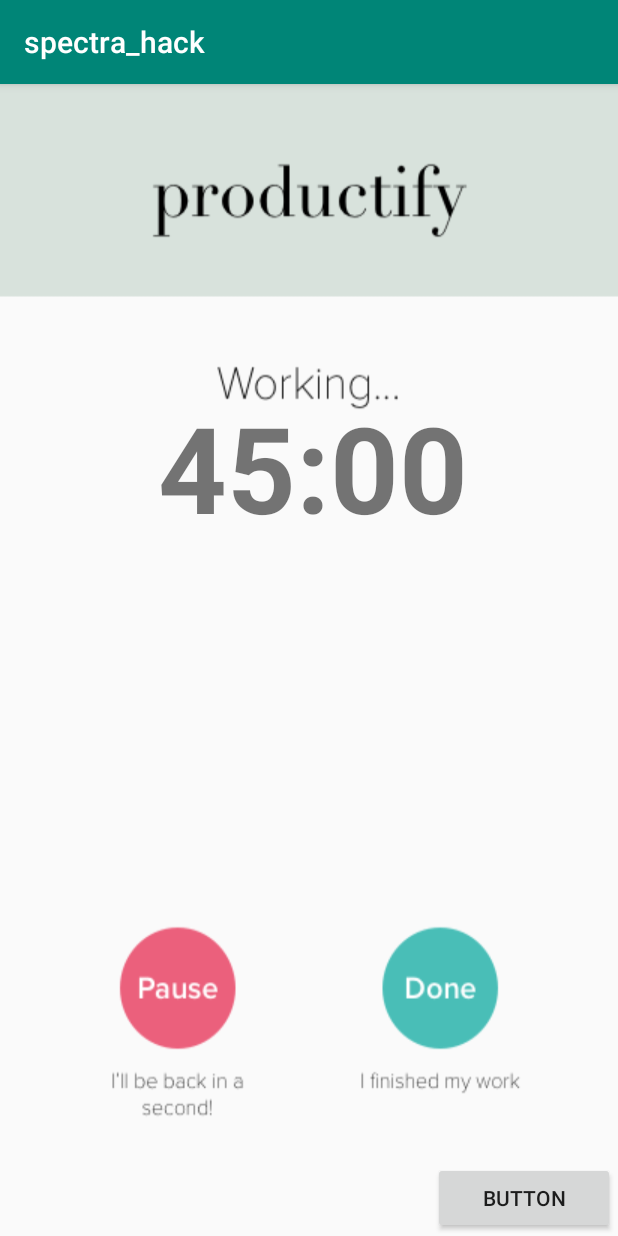
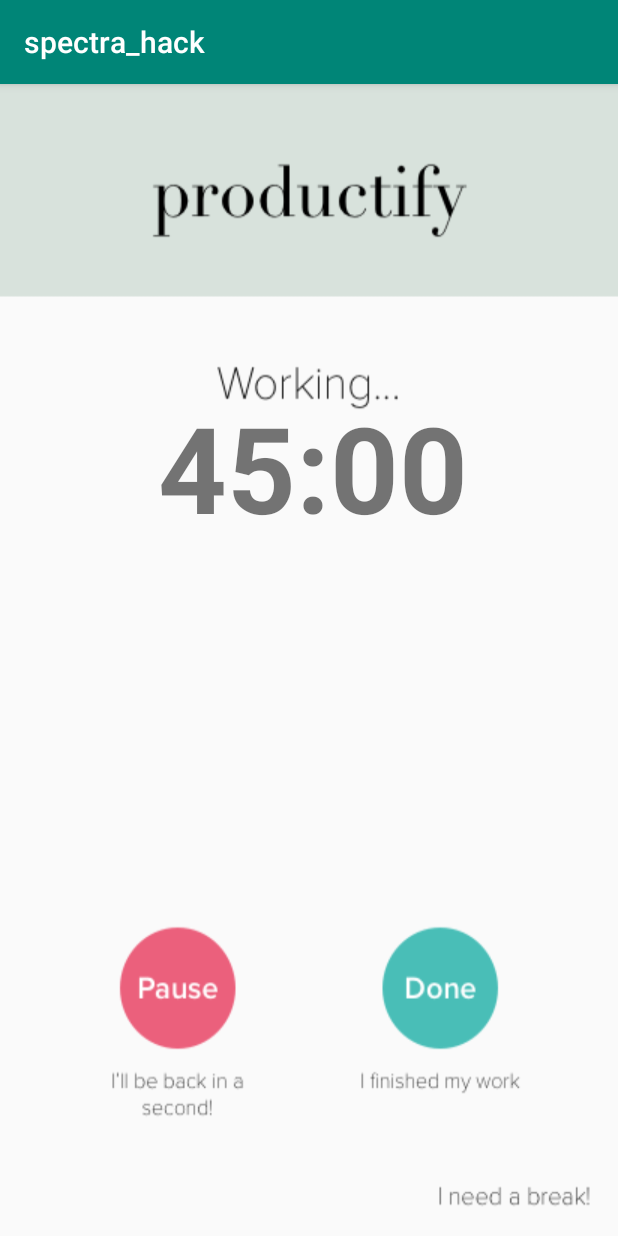
Before and after one commit to msli2/spectra_hack, an Android app: the WorkTimer screen opened directly, with no data from a screen before it, on a phone screen of 412 x 824 dp. Run offline under Robolectric (Android 15) with nearby library versions, the phone set to English and light mode, and no system bars.

Commit message:
fixed buttons

```diff
--- a/app/src/main/res/layout/work_timer.xml
+++ b/app/src/main/res/layout/work_timer.xml
@@ -45,6 +45,6 @@
         android:layout_alignParentBottom="true"
         android:layout_marginEnd="2dp"
         android:layout_marginBottom="1dp"
-        android:text="Button" />
+        android:background="@android:color/transparent" />
     />
 </RelativeLayout>
```
